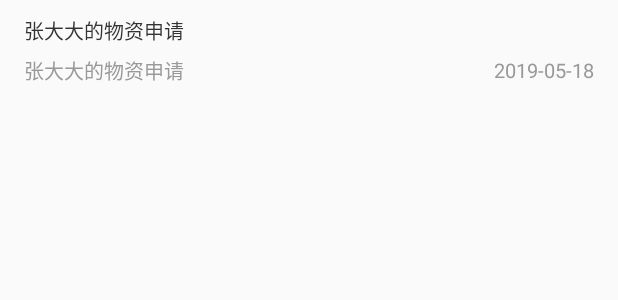
After one commit to cgy529387306/Assistant, an Android app: the layout item_goods_sample.xml on its own in the app's theme, with its tools: preview values and no code run, on a phone screen of 412 x 824 dp. The commit adds this screen. Shown: the top 300 px of the screen. Run offline under Robolectric (Android 15) with nearby library versions, the phone set to English and light mode, and no system bars.

Commit message:
88888888888888

```diff
--- a/app/src/main/java/com/android/mb/assistant/fragment/GoodsManageFragment.java
+++ b/app/src/main/java/com/android/mb/assistant/fragment/GoodsManageFragment.java
@@ -173,9 +173,9 @@ public class GoodsManageFragment extends BaseMvpFragment<CommonPresenter, ICommo
         if (listResp!=null){
             if (listResp.isSuccess()){
                 List<GoodsManage> dataList = new ArrayList<>();
-                dataList.add(new GoodsManage("用章审批",listResp.getSpList()));
-                dataList.add(new GoodsManage("我的申请",listResp.getSqList()));
-                dataList.add(new GoodsManage("最新入库",listResp.getZxList()));
+                dataList.add(new GoodsManage("用章审批",listResp.getSpList(),listResp.getZxList()));
+                dataList.add(new GoodsManage("我的申请",listResp.getSqList(),listResp.getZxList()));
+                dataList.add(new GoodsManage("最新入库",listResp.getSqList(),listResp.getZxList()));
                 mAdapter.setNewData(dataList);
             }else {
                 showToastMessage(listResp.getMessage());
--- /dev/null
+++ b/app/src/main/res/layout/item_goods_sample.xml
@@ -0,0 +1,42 @@
+<?xml version="1.0" encoding="utf-8"?>
+<LinearLayout android:layout_width="match_parent"
+    android:layout_height="wrap_content"
+    xmlns:android="http://schemas.android.com/apk/res/android"
+    android:paddingLeft="16dp"
+    android:paddingRight="16dp"
+    android:paddingTop="10dp"
+    android:paddingBottom="10dp"
+    android:orientation="vertical">
+    <TextView
+        android:id="@+id/tv_name"
+        android:textSize="13sp"
+        android:textColor="#333333"
+        android:layout_gravity="center"
+        android:layout_width="match_parent"
+        android:layout_height="wrap_content"
+        android:text="张大大的物资申请"/>
+    <LinearLayout
+        android:layout_width="match_parent"
+        android:layout_height="wrap_content"
+        android:layout_marginTop="6dp"
+        android:orientation="horizontal">
+        <TextView
+            android:id="@+id/tv_department"
+            android:textSize="13sp"
+            android:textColor="#999999"
+            android:layout_gravity="center"
+            android:layout_width="0dp"
+            android:layout_weight="1"
+            android:layout_height="wrap_content"
+            android:text="张大大的物资申请"/>
+
+        <TextView
+            android:id="@+id/tv_input_time"
+            android:textSize="13sp"
+            android:textColor="#999999"
+            android:layout_gravity="center"
+            android:layout_width="wrap_content"
+            android:layout_height="wrap_content"
+            android:text="2019-05-18"/>
+    </LinearLayout>
+</LinearLayout>
```
Also changed, not shown: app/src/main/java/com/android/mb/assistant/adapter/GoodsItemAdapter.java (added, +38 -0 lines), app/src/main/java/com/android/mb/assistant/adapter/GoodsManageAdapter.java (+21 -4 lines), app/src/main/java/com/android/mb/assistant/entitys/GoodsManage.java (+14 -1 lines), app/src/main/java/com/android/mb/assistant/entitys/GoodsManageResp.java (+4 -3 lines).
